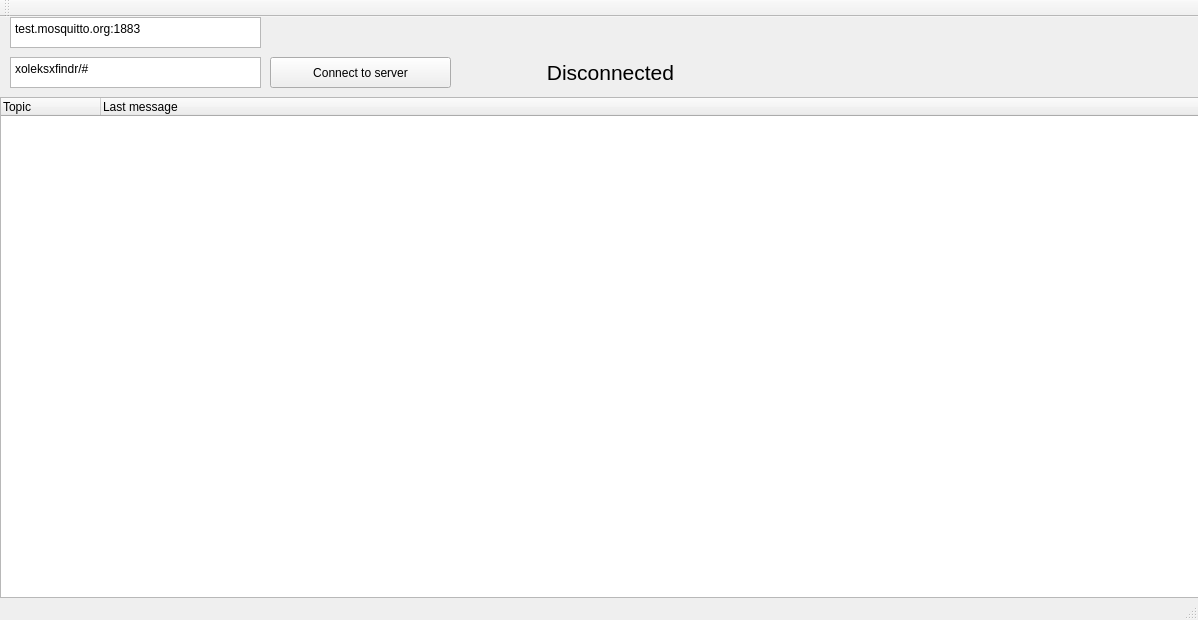
leSamo/ICP, file ICP/mainwindow.ui: the form before one commit.
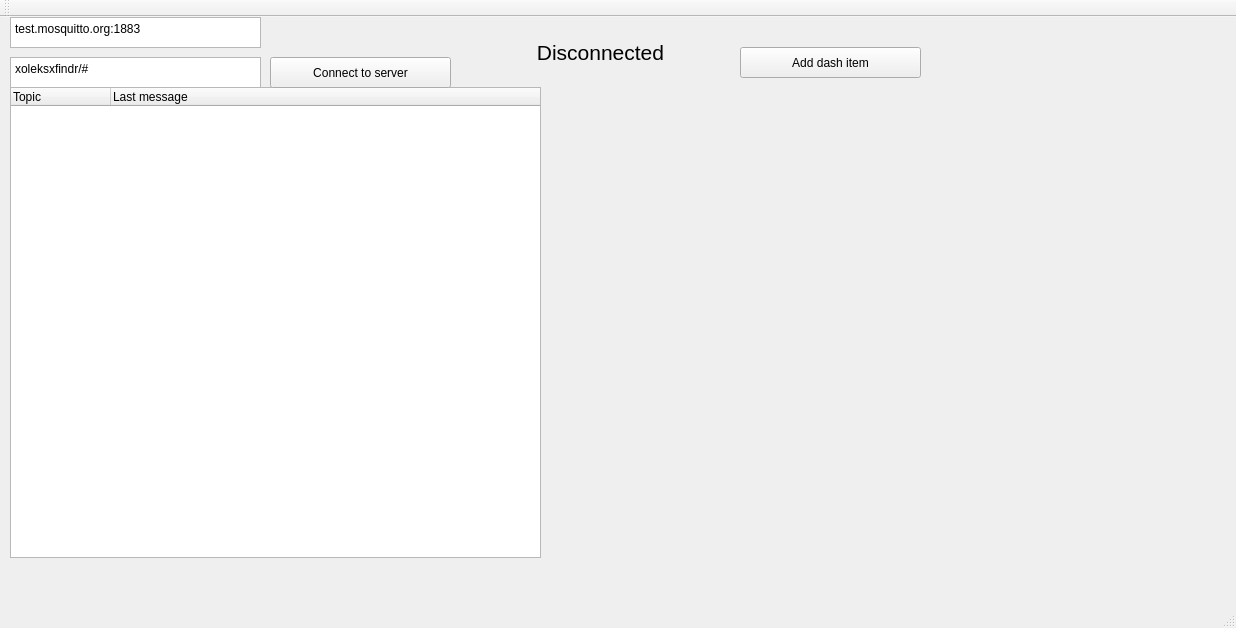
The form after the commit.

Commit message: added dashboard base logic

```diff
--- a/ICP/mainwindow.ui
+++ b/ICP/mainwindow.ui
@@ -6,8 +6,8 @@
    <rect>
     <x>0</x>
     <y>0</y>
-    <width>1198</width>
-    <height>620</height>
+    <width>1236</width>
+    <height>628</height>
    </rect>
   </property>
   <property name="windowTitle">
@@ -17,10 +17,10 @@
    <widget class="QTreeWidget" name="treeWidget">
     <property name="geometry">
      <rect>
-      <x>0</x>
-      <y>80</y>
-      <width>1201</width>
-      <height>501</height>
+      <x>10</x>
+      <y>70</y>
+      <width>531</width>
+      <height>471</height>
      </rect>
     </property>
     <column>
@@ -79,8 +79,8 @@
    <widget class="QLabel" name="txtTitle">
     <property name="geometry">
      <rect>
-      <x>460</x>
-      <y>40</y>
+      <x>450</x>
+      <y>20</y>
       <width>301</width>
       <height>31</height>
      </rect>
@@ -97,6 +97,30 @@
      <set>Qt::AlignCenter</set>
     </property>
    </widget>
+   <widget class="QPushButton" name="btnAdd_item">
+    <property name="geometry">
+     <rect>
+      <x>740</x>
+      <y>30</y>
+      <width>181</width>
+      <height>31</height>
+     </rect>
+    </property>
+    <property name="text">
+     <string>Add dash item</string>
+    </property>
+   </widget>
+   <widget class="QWidget" name="gridLayoutWidget">
+    <property name="geometry">
+     <rect>
+      <x>550</x>
+      <y>70</y>
+      <width>601</width>
+      <height>471</height>
+     </rect>
+    </property>
+    <layout class="QGridLayout" name="dash_g"/>
+   </widget>
   </widget>
   <widget class="QMenuBar" name="menuBar">
    <property name="geometry">
```
Left out of the diff: 4 changed lines with no effect on the pictures. The commit also changes 2 other files.
